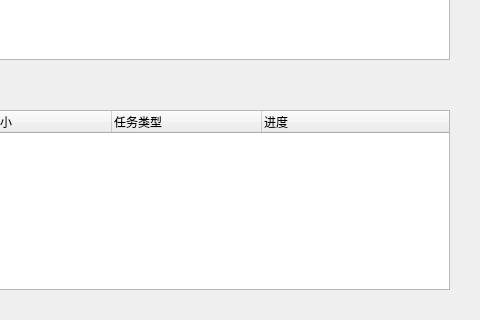
Before: the Qt Designer form FTP_client_GUI/FTP_client_GUI.ui in JL-Cheng/UDP_FTP_work, drawn with Qt 5; both pictures show x 220 to 700 and y 530 to 850 of the 700 by 850 pixel window.
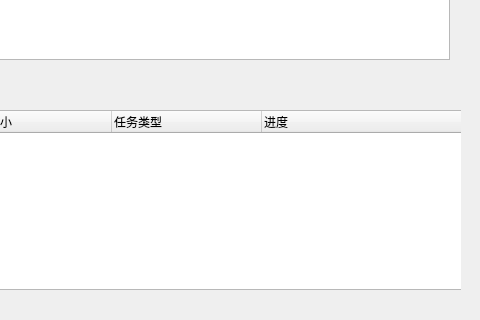
After: the same form once the commit is applied.

Commit message: 实现文件重命名与列表的自动显示更新

The edit to the form file:
```diff
--- a/FTP_client_GUI/FTP_client_GUI.ui
+++ b/FTP_client_GUI/FTP_client_GUI.ui
@@ -438,6 +438,12 @@
        </item>
        <item>
         <widget class="QTableWidget" name="tasks_list">
+         <property name="minimumSize">
+          <size>
+           <width>657</width>
+           <height>180</height>
+          </size>
+         </property>
          <property name="font">
           <font>
            <family>黑体</family>
@@ -446,6 +452,9 @@
          <property name="lineWidth">
           <number>1</number>
          </property>
+         <property name="sizeAdjustPolicy">
+          <enum>QAbstractScrollArea::AdjustToContents</enum>
+         </property>
          <property name="tabKeyNavigation">
           <bool>false</bool>
          </property>
@@ -476,6 +485,9 @@
          <attribute name="verticalHeaderDefaultSectionSize">
           <number>30</number>
          </attribute>
+         <attribute name="verticalHeaderMinimumSectionSize">
+          <number>30</number>
+         </attribute>
          <column>
           <property name="text">
            <string>文件名</string>
@@ -486,7 +498,7 @@
            </font>
           </property>
           <property name="textAlignment">
-           <set>AlignLeading|AlignBottom</set>
+           <set>AlignLeading|AlignVCenter</set>
           </property>
          </column>
          <column>
@@ -499,7 +511,7 @@
            </font>
           </property>
           <property name="textAlignment">
-           <set>AlignLeading|AlignBottom</set>
+           <set>AlignLeading|AlignVCenter</set>
           </property>
          </column>
          <column>
@@ -512,7 +524,7 @@
            </font>
           </property>
           <property name="textAlignment">
-           <set>AlignLeading|AlignBottom</set>
+           <set>AlignLeading|AlignVCenter</set>
           </property>
          </column>
          <column>
@@ -525,7 +537,7 @@
            </font>
           </property>
           <property name="textAlignment">
-           <set>AlignLeading|AlignBottom</set>
+           <set>AlignLeading|AlignVCenter</set>
           </property>
          </column>
         </widget>
```
The commit also changes 2 other files.
